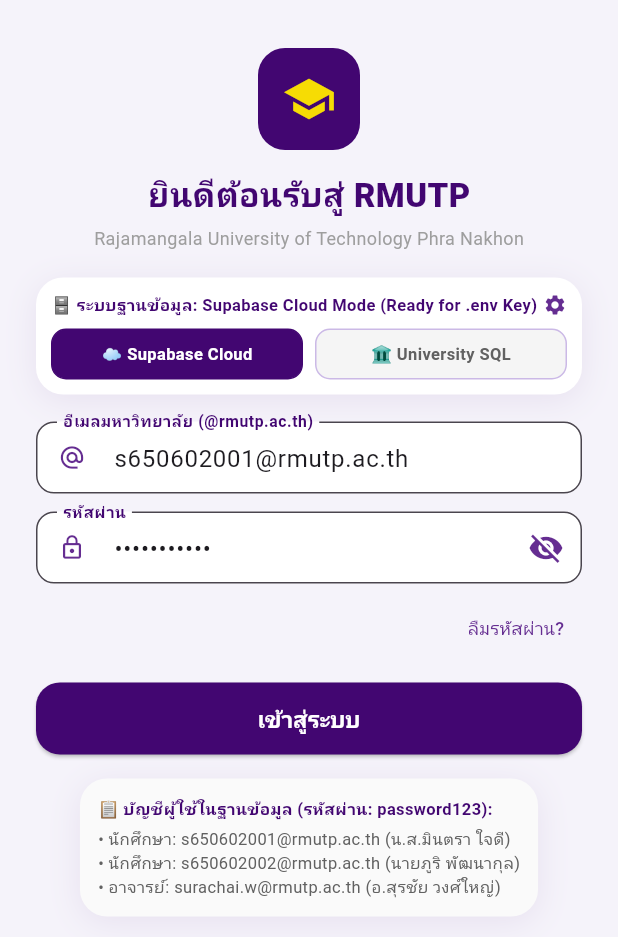
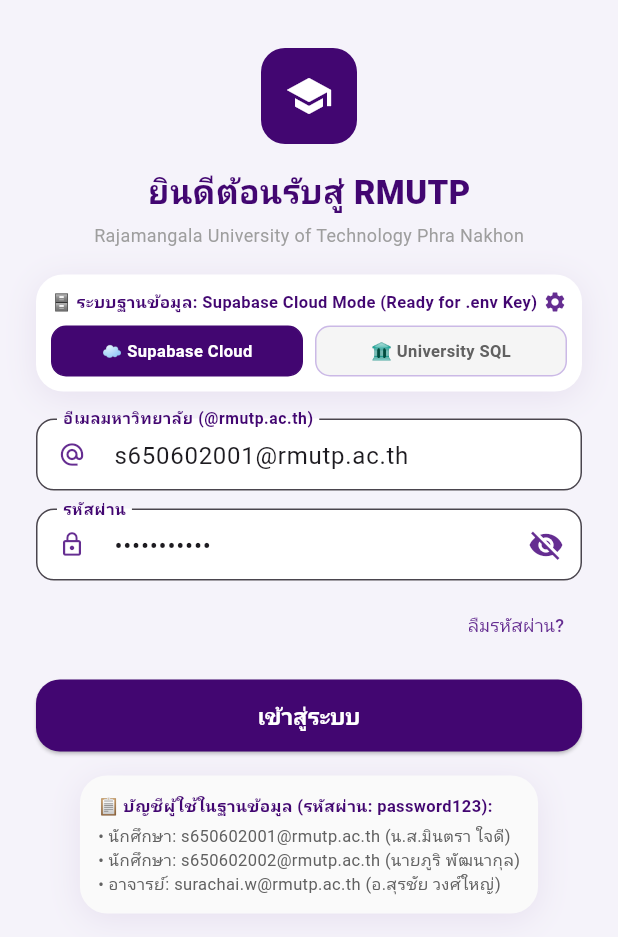
Before and after one commit to Guy2547/APP_RMUTP, a Flutter app: the screen it shows after launch, on a phone screen of 412 x 824 dp. Shown: the top 937 px of the screen. Run offline on Flutter 3.47's test engine with Material 3 defaults, Android fonts, the phone set to English and light mode, and no system bars; our stand-ins replace google_fonts; accounts and stored records are empty; network calls fail; Roboto replaces fonts that are missing (Kanit).

Commit message:
chore(ui): preserve original frontend logo, button colors, and user profile menu

```diff
--- a/lib/screens/attendance_screen.dart
+++ b/lib/screens/attendance_screen.dart
@@ -84,8 +84,8 @@ class AttendanceScreen extends StatelessWidget {
                           );
                         }
                       },
-                      backgroundColor: kGold,
-                      foregroundColor: kDark,
+                      backgroundColor: kDark,
+                      foregroundColor: Colors.white,
                     ),
                   ],
                 ),
--- a/lib/screens/login_screen.dart
+++ b/lib/screens/login_screen.dart
@@ -145,16 +145,20 @@ class _LoginScreenState extends State<LoginScreen> {
           child: Column(
             children: [
               const SizedBox(height: 16),
-              Container(
-                height: 68,
-                width: 68,
-                decoration: BoxDecoration(
-                  color: kDark,
-                  borderRadius: BorderRadius.circular(18),
+              Image.network(
+                'https://www.rmutp.ac.th/web2561/wp-content/uploads/2018/06/rmutp-logo.png',
+                height: 64,
+                errorBuilder: (_, __, ___) => Container(
+                  height: 64,
+                  width: 64,
+                  decoration: BoxDecoration(
+                    color: kDark,
+                    borderRadius: BorderRadius.circular(16),
+                  ),
+                  child: const Icon(Icons.school, color: Colors.white, size: 32),
                 ),
-                child: const Icon(Icons.school, color: kGold, size: 36),
               ),
-              const SizedBox(height: 14),
+              const SizedBox(height: 16),
               Text(
                 'ยินดีต้อนรับสู่ RMUTP',
                 style: AppText.kanit(
--- a/lib/screens/profile_screen.dart
+++ b/lib/screens/profile_screen.dart
@@ -323,7 +323,7 @@ class ProfileScreen extends StatelessWidget {
             ),
             const SizedBox(height: 20),
             Text(
-              'RMUTP Campus App v1.0 • มหาวิทยาลัยเทคโนโลยีราชมงคลพระนคร',
+              'RMUTP Campus App v0.1 • UI Prototype เพื่อการศึกษา • สีตาม rmutp.ac.th',
               style: AppText.kanit(fontSize: 10, color: Colors.grey.shade400),
               textAlign: TextAlign.center,
             ),
```
